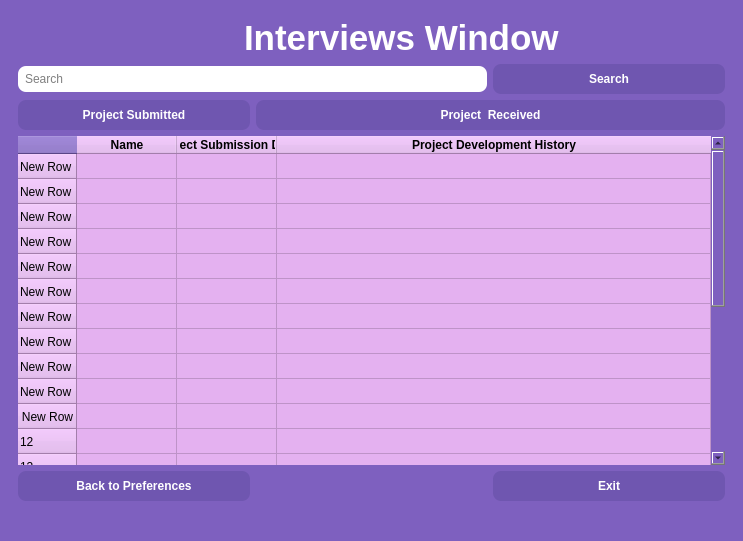
First picture: the form in ui/interviews.ui, repository KursaDSc/Python-Module-Week7, before the edit.
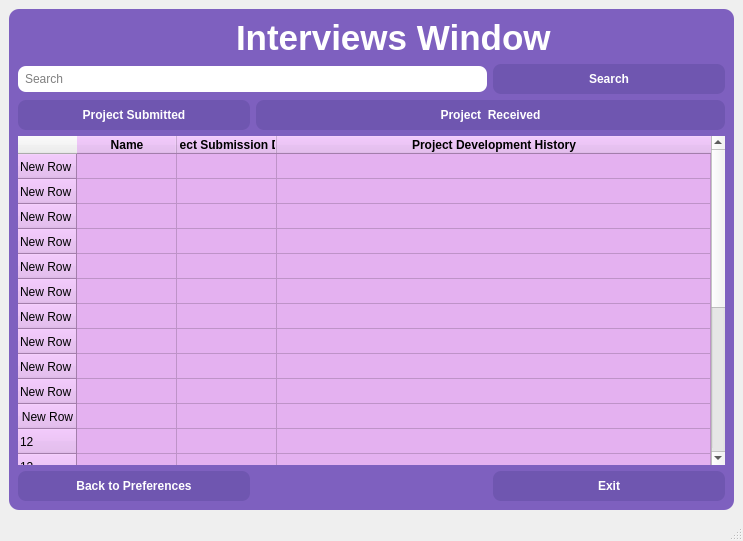
Second picture: the form after the edit. Icons and pictures are not drawn.

Patch:
```diff
--- a/ui/interviews.ui
+++ b/ui/interviews.ui
@@ -29,7 +29,12 @@
    <string>MainWindow</string>
   </property>
   <property name="styleSheet">
-   <string notr="true">background-color: rgb(126, 96, 191);</string>
+   <string notr="true">
+
+QFrame {
+    background-color: rgb(126, 96, 191);
+    border-radius: 10px;
+}</string>
   </property>
   <widget class="QWidget" name="centralwidget">
    <layout class="QHBoxLayout" name="horizontalLayout_2">
@@ -679,23 +684,7 @@
            </property>
           </widget>
          </item>
-         <item>
-          <spacer name="horizontalSpacer">
-           <property name="orientation">
-            <enum>Qt::Horizontal</enum>
-           </property>
-           <property name="sizeType">
-            <enum>QSizePolicy::Fixed</enum>
-           </property>
-           <property name="sizeHint" stdset="0">
-            <size>
-             <width>110</width>
-             <height>30</height>
-            </size>
-           </property>
-          </spacer>
-         </item>
-         <item>
+         <item alignment="Qt::AlignmentFlag::AlignHCenter">
           <widget class="QLabel" name="titellabel">
            <property name="toolTip">
             <string>&lt;html&gt;&lt;head/&gt;&lt;body&gt;&lt;p align=&quot;center&quot;&gt;&lt;span style=&quot; font-size:22pt; font-weight:600;&quot;&gt;Intervieuws Window&lt;/span&gt;&lt;/p&gt;&lt;/body&gt;&lt;/html&gt;</string>
@@ -930,13 +919,9 @@
           </property>
           <property name="font">
            <font>
-            <weight>75</weight>
             <bold>true</bold>
            </font>
           </property>
-          <property name="textAlignment">
-           <set>AlignCenter</set>
-          </property>
           <property name="foreground">
            <brush brushstyle="SolidPattern">
             <color alpha="255">
@@ -953,13 +938,9 @@
           </property>
           <property name="font">
            <font>
-            <weight>75</weight>
             <bold>true</bold>
            </font>
           </property>
-          <property name="textAlignment">
-           <set>AlignCenter</set>
-          </property>
          </column>
          <column>
           <property name="text">
@@ -967,13 +948,9 @@
           </property>
           <property name="font">
            <font>
-            <weight>75</weight>
             <bold>true</bold>
            </font>
           </property>
-          <property name="textAlignment">
-           <set>AlignCenter</set>
-          </property>
          </column>
         </widget>
        </item>
```
Left out of the diff: 57 changed lines with no effect on the pictures.
